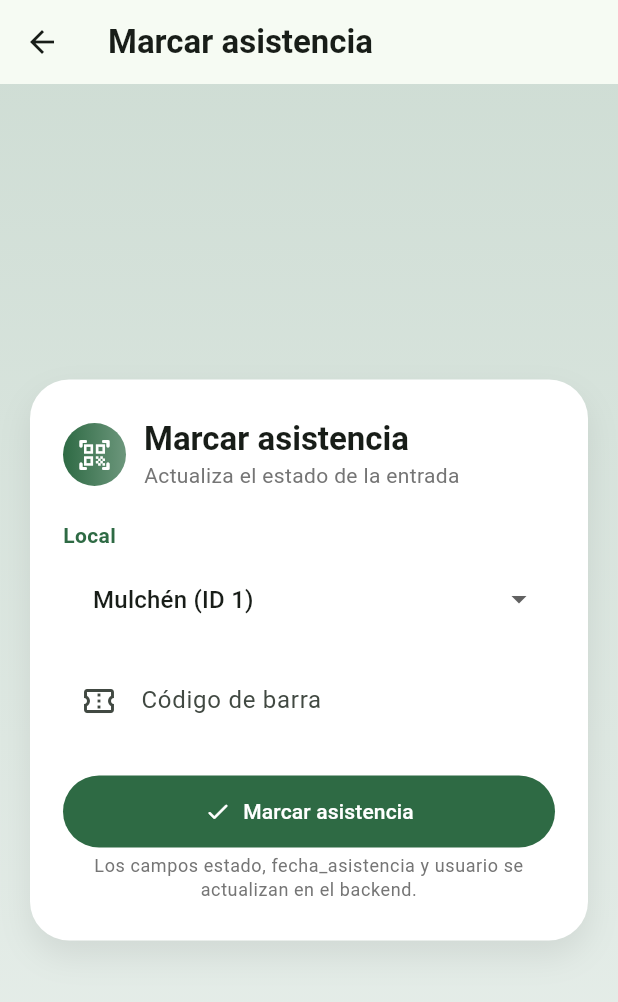
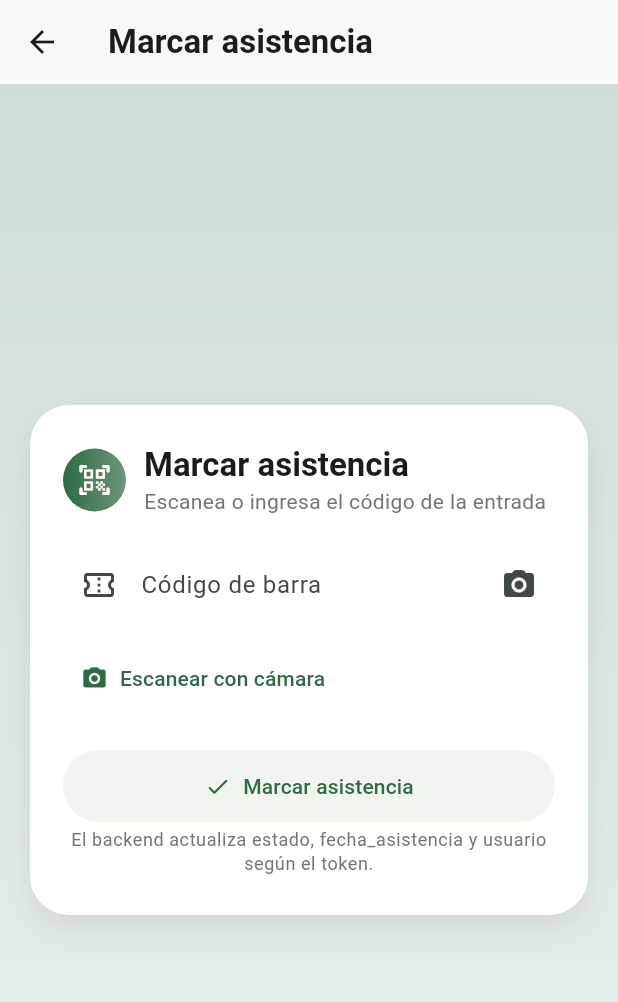
Before and after one commit to AlejandroBetancourt-m/Front-celebraConUnico, a Flutter app: the MarkAttendancePage screen opened directly, on a phone screen of 412 x 824 dp. Shown: the top 1002 px of the screen. Run offline on Flutter 3.47's test engine with Material 3 defaults, Android fonts, the phone set to English and light mode, and no system bars; our stand-ins replace shared_preferences; missing offline and left inert: mobile_scanner; accounts and stored records are empty.

Commit message:
scaneo por camara

```diff
--- a/lib/screens/mark_attendance.dart
+++ b/lib/screens/mark_attendance.dart
@@ -1,6 +1,6 @@
-// lib/screens/mark_attendance_page.dart
 import 'package:flutter/material.dart';
 import '../services/attendance_api.dart';
+import 'barcode_scanner_page.dart';
 
 class MarkAttendancePage extends StatefulWidget {
   const MarkAttendancePage({super.key});
@@ -14,16 +14,6 @@ class _MarkAttendancePageState extends State<MarkAttendancePage>
   final _codigoController = TextEditingController();
   final _attendanceApi = AttendanceApi();
 
-  // Tus locales (puedes ajustar nombres / ids según tu BD)
-  final List<Map<String, dynamic>> _locales = const [
-    {'id': 1, 'nombre': 'Mulchén'},
-    {'id': 2, 'nombre': 'Los Ángeles'},
-    {'id': 3, 'nombre': 'Santa Bárbara'},
-    {'id': 10, 'nombre': 'Laja'},
-    {'id': 12, 'nombre': 'Angol'},
-  ];
-
-  int? _localSeleccionado;
   bool _loading = false;
   String? _message;
   bool _messageIsError = false;
@@ -35,8 +25,6 @@ class _MarkAttendancePageState extends State<MarkAttendancePage>
   @override
   void initState() {
     super.initState();
-    // Por defecto seleccionamos el primer local
-    _localSeleccionado = _locales.first['id'] as int;
 
     _animController = AnimationController(
       vsync: this,
@@ -66,11 +54,28 @@ class _MarkAttendancePageState extends State<MarkAttendancePage>
     super.dispose();
   }
 
+  Future<void> _abrirEscaner() async {
+    final result = await Navigator.of(context).push<String>(
+      MaterialPageRoute(
+        builder: (_) => const BarcodeScannerPage(),
+      ),
+    );
+
+    if (result != null && result.isNotEmpty) {
+      setState(() {
+        _codigoController.text = result;
+      });
+      // opcional: podrías llamar automáticamente a _marcarAsistencia();
+    }
+  }
+
   Future<void> _marcarAsistencia() async {
-    if (_localSeleccionado == null || _codigoController.text.trim().isEmpty) {
+    final codigo = _codigoController.text.trim();
+
+    if (codigo.isEmpty) {
       setState(() {
         _messageIsError = true;
-        _message = 'Selecciona un local e ingresa el código de barra.';
+        _message = 'Ingresa o escanea un código de barra.';
       });
       return;
     }
@@ -81,8 +86,7 @@ class _MarkAttendancePageState extends State<MarkAttendancePage>
     });
 
     final result = await _attendanceApi.marcarAsistencia(
-      localId: _localSeleccionado!,
-      codigoBarra: _codigoController.text.trim(),
+      codigoBarra: codigo,
     );
 
     if (!mounted) return;
@@ -94,7 +98,6 @@ class _MarkAttendancePageState extends State<MarkAttendancePage>
     });
 
     if (result['ok'] == true) {
-      // limpiar campo código para siguiente escaneo
       _codigoController.clear();
     }
   }
@@ -141,7 +144,9 @@ class _MarkAttendancePageState extends State<MarkAttendancePage>
                       ],
                     ),
                     padding: const EdgeInsets.symmetric(
-                        horizontal: 22, vertical: 26),
+                      horizontal: 22,
+                      vertical: 26,
+                    ),
                     child: Column(
                       mainAxisSize: MainAxisSize.min,
                       children: [
@@ -173,7 +178,7 @@ class _MarkAttendancePageState extends State<MarkAttendancePage>
                                   style: textTheme.titleLarge,
                                 ),
                                 Text(
-                                  'Actualiza el estado de la entrada',
+                                  'Escanea o ingresa el código de la entrada',
                                   style: textTheme.bodyMedium?.copyWith(
                                     color: Colors.grey[600],
                                   ),
@@ -184,56 +189,42 @@ class _MarkAttendancePageState extends State<MarkAttendancePage>
                         ),
                         const SizedBox(height: 20),
 
-                        // Selección de local (solo para enviar el local_id que ya existe en BD)
-                        Align(
-                          alignment: Alignment.centerLeft,
-                          child: Text(
-                            'Local',
-                            style: textTheme.bodyMedium?.copyWith(
-                              fontWeight: FontWeight.w600,
-                              color: cs.primary,
-                            ),
-                          ),
-                        ),
-                        const SizedBox(height: 6),
-                        DropdownButtonFormField<int>(
-                          value: _localSeleccionado,
-                          decoration: const InputDecoration(
-                            hintText: 'Selecciona un local',
-                          ),
-                          items: _locales
-                              .map(
-                                (loc) => DropdownMenuItem<int>(
-                                  value: loc['id'] as int,
-                                  child: Text(
-                                    '${loc['nombre']} (ID ${loc['id']})',
-                                  ),
-                                ),
-                              )
-                              .toList(),
-                          onChanged: (value) {
-                            setState(() {
-                              _localSeleccionado = value;
-                            });
-                          },
-                        ),
-
-                        const SizedBox(height: 16),
-
-                        // Código de barra (luego lo llenaremos con escáner)
                         TextField(
                           controller: _codigoController,
-                          decoration: const InputDecoration(
+                          decoration: InputDecoration(
                             labelText: 'Código de barra',
-                            prefixIcon: Icon(Icons.confirmation_number_outlined),
+                            prefixIcon: const Icon(
+                              Icons.confirmation_number_outlined,
+                            ),
                             hintText: 'Ej: 7803600002459',
+                            suffixIcon: IconButton(
+                              tooltip: 'Escanear con cámara',
+                              icon: const Icon(Icons.camera_alt_rounded),
+                              onPressed: _abrirEscaner,
+                            ),
                           ),
                           keyboardType: TextInputType.number,
                         ),
 
+                        const SizedBox(height: 12),
+
+                        Align(
+                          alignment: Alignment.centerLeft,
+                          child: TextButton.icon(
+                            onPressed: _abrirEscaner,
+                            icon: Icon(
+                              Icons.camera_alt_rounded,
+                              color: cs.primary,
+                            ),
+                            label: Text(
+                              'Escanear con cámara',
+                              style: TextStyle(color: cs.primary),
+                            ),
+                          ),
+                        ),
+
                         const SizedBox(height: 8),
 
-                        // Mensaje de resultado
                         AnimatedSwitcher(
                           duration: const Duration(milliseconds: 250),
                           child: _message == null
@@ -242,7 +233,9 @@ class _MarkAttendancePageState extends State<MarkAttendancePage>
                                   key: ValueKey(_message),
                                   margin: const EdgeInsets.only(top: 8),
                                   padding: const EdgeInsets.symmetric(
-                                      horizontal: 10, vertical: 8),
+                                    horizontal: 10,
+                                    vertical: 8,
+                                  ),
                                   decoration: BoxDecoration(
                                     color: _messageIsError
                                         ? Colors.red.withOpacity(0.08)
@@ -284,7 +277,6 @@ class _MarkAttendancePageState extends State<MarkAttendancePage>
 
                         const SizedBox(height: 16),
 
-                        // Botón
                         SizedBox(
                           width: double.infinity,
                           child: ElevatedButton.icon(
@@ -303,16 +295,12 @@ class _MarkAttendancePageState extends State<MarkAttendancePage>
                                   ? 'Registrando asistencia...'
                                   : 'Marcar asistencia',
                             ),
-                            style: ElevatedButton.styleFrom(
-                              backgroundColor: cs.primary,
-                              foregroundColor: Colors.white,
-                            ),
                           ),
                         ),
 
                         const SizedBox(height: 4),
                         Text(
-                          'Los campos estado, fecha_asistencia y usuario se actualizan en el backend.',
+                          'El backend actualiza estado, fecha_asistencia y usuario según el token.',
                           textAlign: TextAlign.center,
                           style: textTheme.bodySmall?.copyWith(
                             color: Colors.grey[600],
```
Also changed, not shown: lib/screens/barcode_scanner_page.dart (added, +102 -0 lines), lib/services/attendance_api.dart (+18 -39 lines).
